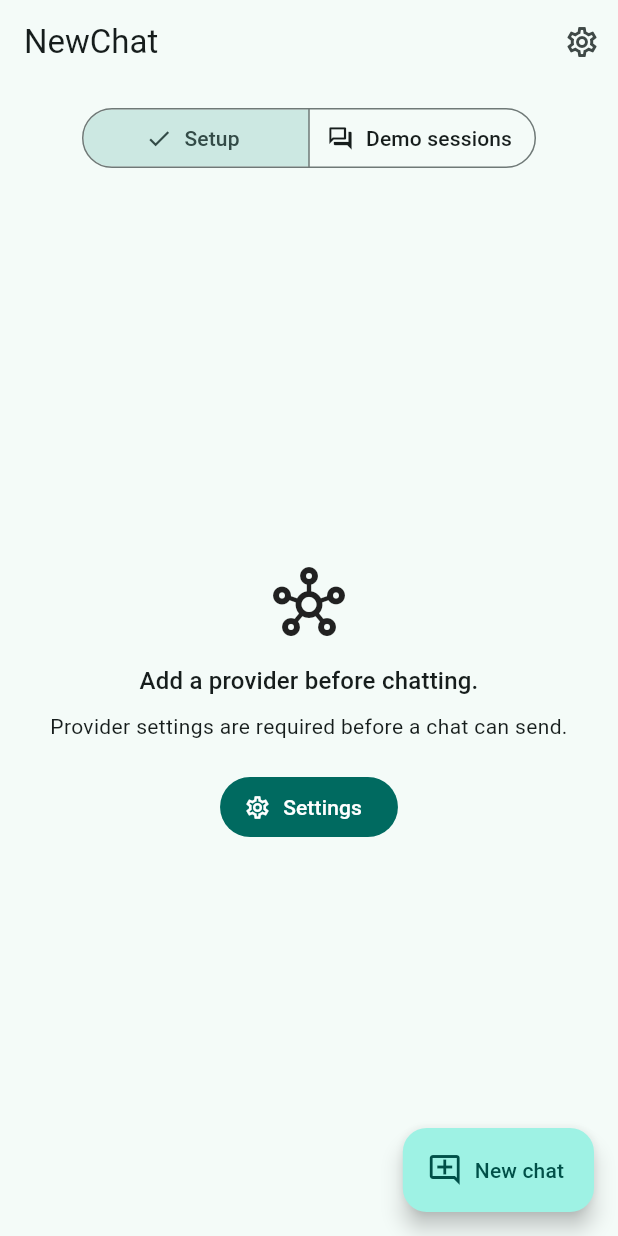
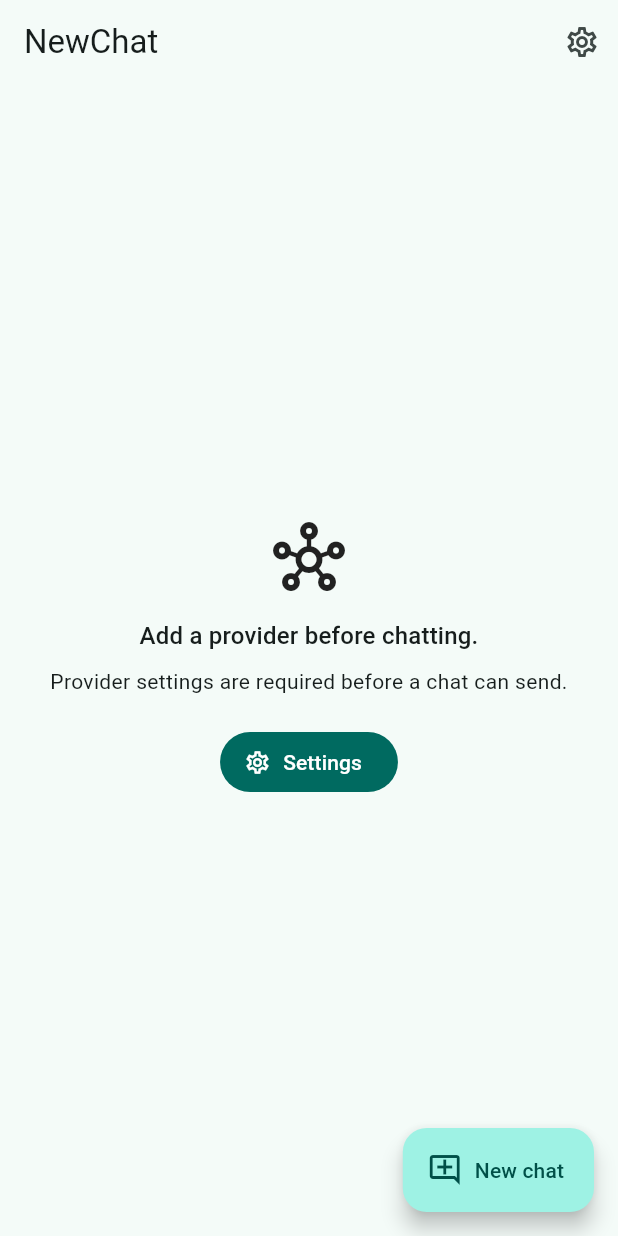
Before and after one commit to dabinDev/NewChat, a Flutter app: the screen it shows after launch, on a phone screen of 412 x 824 dp. Run offline on Flutter 3.47's test engine with Material 3 defaults, Android fonts, the phone set to English and light mode, and no system bars; our stand-ins replace dio, flutter_highlight, flutter_markdown, flutter_riverpod, flutter_secure_storage, go_router and 2 more; accounts and stored records are empty; generated files the repository leaves out were written again.

Commit message:
fix: persist chat sessions

```diff
--- a/lib/features/chat/application/chat_controller.dart
+++ b/lib/features/chat/application/chat_controller.dart
@@ -4,11 +4,11 @@ import 'package:newchat/core/constants/app_constants.dart';
 import 'package:newchat/features/chat/data/session_repository.dart';
 import 'package:newchat/features/chat/domain/chat_models.dart';
 import 'package:newchat/features/chat/domain/chat_provider.dart';
+import 'package:newchat/features/providers/application/provider_controller.dart';
 import 'package:newchat/features/providers/data/provider_repository.dart';
 import 'package:newchat/features/providers/domain/provider_models.dart';
 import 'package:uuid/uuid.dart';
 import 'package:flutter_riverpod/flutter_riverpod.dart';
-import 'package:newchat/features/providers/application/provider_controller.dart';
 
 final chatControllerProvider = Provider<ChatController>((ref) {
   return ChatController(
@@ -19,7 +19,7 @@ final chatControllerProvider = Provider<ChatController>((ref) {
 });
 
 final sessionRepositoryProvider = Provider<SessionRepository>((ref) {
-  return InMemorySessionRepository();
+  return PersistentSessionRepository(ref.watch(appDatabaseProvider));
 });
 
 class ChatController {
--- a/lib/features/chat/application/session_list_controller.dart
+++ b/lib/features/chat/application/session_list_controller.dart
@@ -1,5 +1,16 @@
+import 'package:flutter_riverpod/flutter_riverpod.dart';
+import 'package:newchat/features/chat/application/chat_controller.dart';
 import 'package:newchat/features/chat/data/session_repository.dart';
 import 'package:newchat/features/chat/domain/chat_models.dart';
+
+final sessionListControllerProvider =
+    FutureProvider<List<ChatSessionMeta>>((ref) async {
+  final controller = SessionListController(
+    repository: ref.watch(sessionRepositoryProvider),
+  );
+  await controller.load();
+  return controller.sessions;
+});
 
 class SessionListController {
   SessionListController({
--- a/lib/features/chat/presentation/session_list_screen.dart
+++ b/lib/features/chat/presentation/session_list_screen.dart
@@ -1,33 +1,20 @@
 import 'package:flutter/material.dart';
+import 'package:flutter_riverpod/flutter_riverpod.dart';
 import 'package:go_router/go_router.dart';
 import 'package:newchat/core/routing/app_routes.dart';
-import 'package:newchat/features/demo/demo_data.dart';
+import 'package:newchat/features/chat/application/session_list_controller.dart';
+import 'package:newchat/features/chat/domain/chat_models.dart';
 import 'package:flutter_gen/gen_l10n/app_localizations.dart';
 
-class SessionListScreen extends StatefulWidget {
+class SessionListScreen extends ConsumerWidget {
   const SessionListScreen({
     super.key,
-    this.initialHasProvider = false,
   });
 
-  final bool initialHasProvider;
-
   @override
-  State<SessionListScreen> createState() => _SessionListScreenState();
-}
-
-class _SessionListScreenState extends State<SessionListScreen> {
-  late bool _hasProvider;
-
-  @override
-  void initState() {
-    super.initState();
-    _hasProvider = widget.initialHasProvider;
-  }
-
-  @override
-  Widget build(BuildContext context) {
+  Widget build(BuildContext context, WidgetRef ref) {
     final l10n = AppLocalizations.of(context);
+    final sessions = ref.watch(sessionListControllerProvider);
 
     return Scaffold(
       appBar: AppBar(
@@ -40,37 +27,48 @@ class _SessionListScreenState extends State<SessionListScreen> {
           ),
         ],
       ),
-      body: Column(
-        children: [
-          Padding(
-            padding: const EdgeInsets.fromLTRB(12, 12, 12, 0),
-            child: SegmentedButton<bool>(
-              segments: const [
-                ButtonSegment(
-                  value: false,
-                  icon: Icon(Icons.hub_outlined),
-                  label: Text('Setup'),
+      body: sessions.when(
+        data: (sessions) {
+          if (sessions.isEmpty) {
+            return _EmptyProviderState(
+              message: l10n.providerRequired,
+              onOpenSettings: () => context.go(AppRoutes.settings),
+            );
+          }
+          return _SessionList(sessions: sessions);
+        },
+        error: (error, _) => _EmptyProviderState(
+          message: l10n.providerRequired,
+          onOpenSettings: () => context.go(AppRoutes.settings),
         ),
-                ButtonSegment(
-                  value: true,
-                  icon: Icon(Icons.forum_outlined),
-                  label: Text('Demo sessions'),
-                ),
-              ],
-              selected: {_hasProvider},
-              onSelectionChanged: (selection) {
-                setState(() => _hasProvider = selection.single);
-              },
+        loading: () => const Center(
+          child: CircularProgressIndicator(),
         ),
       ),
-          Expanded(
-            child: _hasProvider
-                ? ListView.separated(
+      floatingActionButton: FloatingActionButton.extended(
+        onPressed: () => context.go(AppRoutes.chatPath('new')),
+        icon: const Icon(Icons.add_comment_outlined),
+        label: Text(l10n.newChat),
+      ),
+    );
+  }
+}
+
+class _SessionList extends StatelessWidget {
+  const _SessionList({
+    required this.sessions,
+  });
+
+  final List<ChatSessionMeta> sessions;
+
+  @override
+  Widget build(BuildContext context) {
+    return ListView.separated(
       padding: const EdgeInsets.all(12),
-                    itemCount: demoSessionMetas.length,
+      itemCount: sessions.length,
       separatorBuilder: (_, __) => const SizedBox(height: 8),
       itemBuilder: (context, index) {
-                      final session = demoSessionMetas[index];
+        final session = sessions[index];
         return Card(
           margin: EdgeInsets.zero,
           child: ListTile(
@@ -86,24 +84,10 @@ class _SessionListScreenState extends State<SessionListScreen> {
               overflow: TextOverflow.ellipsis,
             ),
             trailing: const Icon(Icons.chevron_right),
-                          onTap: () =>
-                              context.go(AppRoutes.chatPath(session.id)),
+            onTap: () => context.go(AppRoutes.chatPath(session.id)),
           ),
         );
       },
-                  )
-                : _EmptyProviderState(
-                    message: l10n.providerRequired,
-                    onOpenSettings: () => context.go(AppRoutes.settings),
-                  ),
-          ),
-        ],
-      ),
-      floatingActionButton: FloatingActionButton.extended(
-        onPressed: () => context.go(AppRoutes.chatPath('new')),
-        icon: const Icon(Icons.add_comment_outlined),
-        label: Text(l10n.newChat),
-      ),
     );
   }
 }
```
Also changed, not shown: lib/features/chat/data/session_repository.dart (+116 -0 lines), 2 other files. Lines whose indentation alone changed are shown as unchanged.
